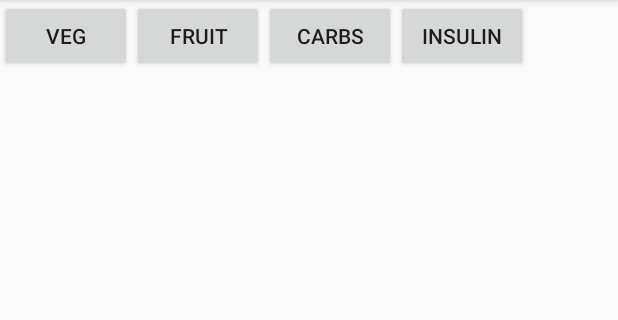
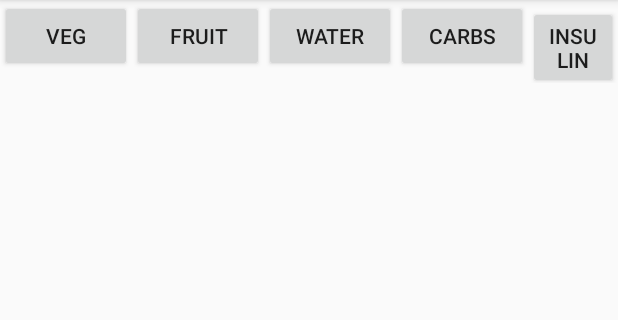
Before and after one commit to avh4/trackitall-android, an Android app: the MainActivity screen opened directly, with no data from a screen before it, on a phone screen of 412 x 824 dp, the part 84-404 px from its top. Run offline under Robolectric (Android 15) with nearby library versions, the phone set to English and light mode, and no system bars; libraries missing offline, so code that uses them is left out: com.dropbox.sync; 1 statement that could not run was skipped.

Commit message:
Track water

```diff
--- a/app/src/main/java/org/buildsomethingawesome/myapplication/app/MainActivity.java
+++ b/app/src/main/java/org/buildsomethingawesome/myapplication/app/MainActivity.java
@@ -27,6 +27,7 @@ public class MainActivity extends ActionBarActivity implements DbxDatastore.Sync
 
         things.add(new Thing("vegetables", R.id.btn_veg, this, "Veg"));
         things.add(new Thing("fruit", R.id.btn_fruit, this, "Fruit"));
+        things.add(new Thing("water", R.id.btn_water, this, "Water"));
     }
 
     @Override
--- a/app/src/main/res/layout/activity_main.xml
+++ b/app/src/main/res/layout/activity_main.xml
@@ -19,6 +19,11 @@
         <Button
                 android:layout_width="wrap_content"
                 android:layout_height="wrap_content"
+                android:text="Water"
+                android:id="@+id/btn_water"/>
+        <Button
+                android:layout_width="wrap_content"
+                android:layout_height="wrap_content"
                 android:text="Carbs"
                 android:id="@+id/btn_carbs"/>
         <Button
```
